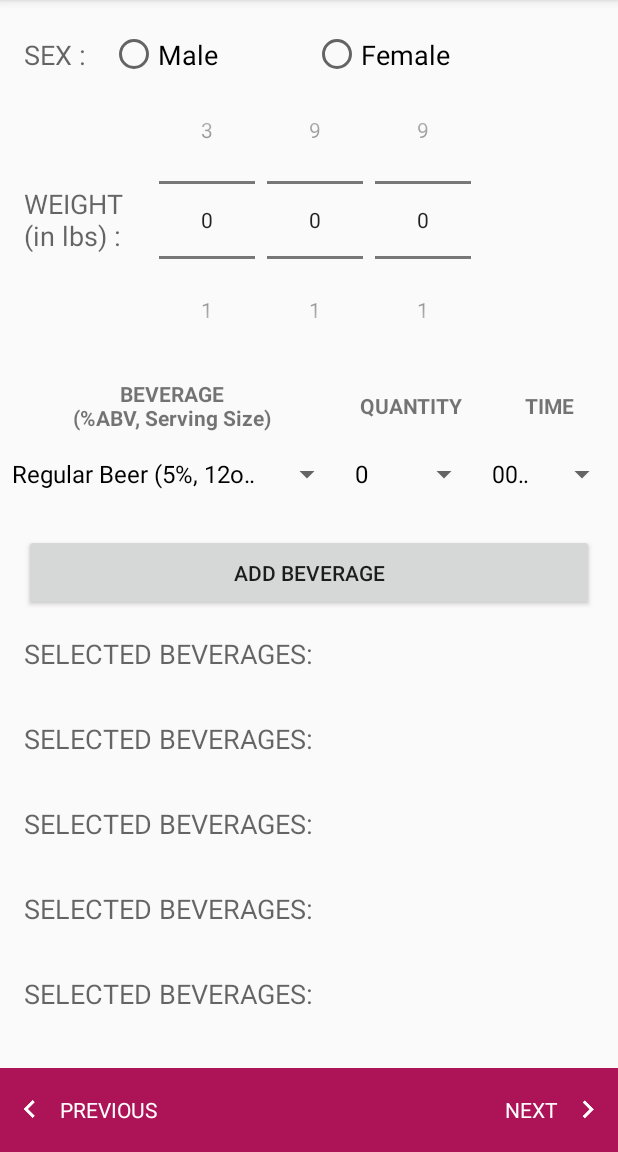
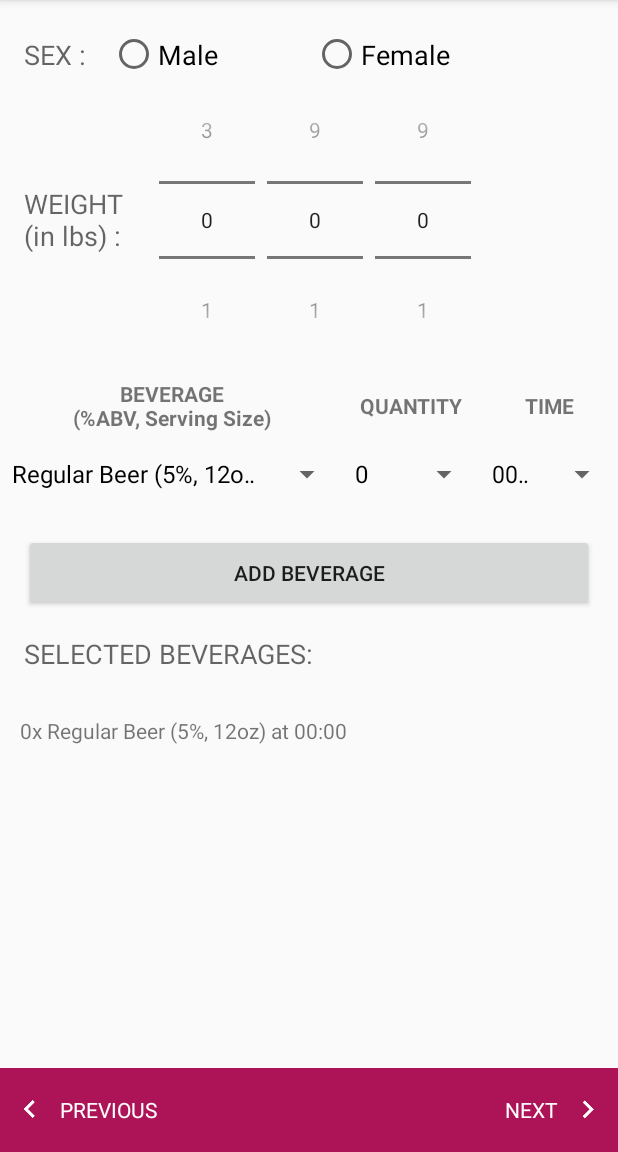
Before and after one commit to asriram1/BUzz_Tracker_Android_App, an Android app: the PacerActivity screen opened directly, with no data from a screen before it, after a tap on "ADD BEVERAGE", on a phone screen of 412 x 824 dp, the part 84-1236 px from its top. Run offline under Robolectric (Android 15) with nearby library versions, the phone set to English and light mode, and no system bars.

Commit message:
Added dynamically changing TableLayout for selected beverages

```diff
--- a/app/src/main/java/com/example/karanraj/chauhan/courseplanner/PacerActivity.java
+++ b/app/src/main/java/com/example/karanraj/chauhan/courseplanner/PacerActivity.java
@@ -3,6 +3,7 @@ package com.example.karanraj.chauhan.courseplanner;
 import android.content.Intent;
 import android.os.Bundle;
 import android.support.annotation.Nullable;
+import android.support.v7.app.ActionBar;
 import android.support.v7.app.AppCompatActivity;
 import android.util.Log;
 import android.view.View;
@@ -11,6 +12,8 @@ import android.widget.Button;
 import android.widget.NumberPicker;
 import android.widget.RadioGroup;
 import android.widget.Spinner;
+import android.widget.TableLayout;
+import android.widget.TableRow;
 import android.widget.TextView;
 import android.widget.Toast;
 
@@ -48,6 +51,8 @@ public class PacerActivity extends AppCompatActivity {
 
     // ArrayList that will contain all user inputs about beverages consumption, i.e., name, quantity and time
     private ArrayList<BeverageIntake> beverageIntakes = new ArrayList<>(5);
+
+    private TableLayout mBeverageIntakesTable;
 
     @Override
     protected void onCreate(@Nullable Bundle savedInstanceState) {
@@ -104,16 +109,37 @@ public class PacerActivity extends AppCompatActivity {
         mQuantitySpinner.setAdapter(quantitySpinnerAdapter);
         mTimeSpinner.setAdapter(timeSpinnerAdapter);
 
+        mBeverageIntakesTable = (TableLayout) findViewById(R.id.beverage_intakes_table_layout);
+
+        if (mBeverageIntakesTable.getChildCount() != 0) {
+            mBeverageIntakesTable.removeAllViews();
+        }
+
+        final float sourceTextSize = ((TextView) findViewById(R.id.label_quantity)).getTextSize();
+
         // When add button is clicked, the current selections in Spinners are added to the appropriate AraryLists
         Button addButton = (Button) findViewById(R.id.add_button);
         addButton.setOnClickListener(new View.OnClickListener() {
             @Override
             public void onClick(View v) {
-                beverageIntakes.add(new BeverageIntake(mBeverageOptionsSpinner.getSelectedItem().toString(),
-                        (int) mQuantitySpinner.getSelectedItem(), mTimeSpinner.getSelectedItem().toString() ));
-                BeverageIntake first = beverageIntakes.get(0);
+                BeverageIntake current = new BeverageIntake(mBeverageOptionsSpinner.getSelectedItem().toString(),
+                        (int) mQuantitySpinner.getSelectedItem(), mTimeSpinner.getSelectedItem().toString());
+                beverageIntakes.add(current);
+
                 Toast.makeText(PacerActivity.this, "Added!", Toast.LENGTH_SHORT).show();
-                Log.d(TAG, "onClick: beverage is "+first.getName()+" "+first.getQuantity()+" "+first.getTime());
+
+                TableRow tr = new TableRow(PacerActivity.this);
+                tr.setLayoutParams(new TableLayout.LayoutParams(TableRow.LayoutParams.MATCH_PARENT, TableRow.LayoutParams.WRAP_CONTENT));
+
+                TextView tv = new TextView(PacerActivity.this);
+                tv.setPadding(8,8,8,8);
+                tv.setText(current.getQuantity() + "x " + current.getName() + " at " + current.getTime());
+                // FIXME: 12/8/16 no display when appearance is set to medium
+//                tv.setTextSize(android.R.attr.textAppearanceMedium);
+                tv.setTextSize(sourceTextSize / getResources().getDisplayMetrics().density);
+                tr.addView(tv);
+
+                mBeverageIntakesTable.addView(tr, new TableLayout.LayoutParams(TableLayout.LayoutParams.MATCH_PARENT, TableLayout.LayoutParams.WRAP_CONTENT));
             }
         });
 
--- a/app/src/main/res/layout/activity_pacer.xml
+++ b/app/src/main/res/layout/activity_pacer.xml
@@ -3,7 +3,59 @@
     android:layout_width="match_parent"
     android:layout_height="match_parent" >
 
-    <android.support.v4.widget.NestedScrollView
+    <RelativeLayout
+        android:id="@+id/navigation_layout"
+        android:background="@color/colorPrimary"
+        android:layout_alignParentBottom="true"
+        android:layout_width="match_parent"
+        android:layout_height="wrap_content"
+        android:padding="8dp">
+
+        <ImageView
+            android:paddingTop="8dp"
+            android:paddingBottom="8dp"
+            android:layout_alignParentLeft="true"
+            android:id="@+id/previous_arrow_image_view"
+            android:layout_width="wrap_content"
+            android:layout_height="wrap_content"
+            android:scaleType="fitCenter"
+            android:src="@drawable/ic_keyboard_arrow_left_white_24dp"/>
+
+        <TextView
+            android:textColor="#FFFFFF"
+            android:id="@+id/previous_text_view"
+            android:layout_width="wrap_content"
+            android:layout_height="wrap_content"
+            android:layout_toRightOf="@id/previous_arrow_image_view"
+            android:layout_centerVertical="true"
+            android:padding="8dp"
+            android:text="PREVIOUS" />
+
+        <ImageView
+            android:layout_alignParentRight="true"
+            android:paddingTop="8dp"
+            android:paddingBottom="8dp"
+            android:id="@+id/next_arrow_image_view"
+            android:layout_width="wrap_content"
+            android:layout_height="wrap_content"
+            android:src="@drawable/ic_keyboard_arrow_right_white_24dp"
+            android:scaleType="fitCenter"/>
+
+        <TextView
+            android:textColor="#FFFFFF"
+            android:id="@+id/next_text_view"
+            android:layout_width="wrap_content"
+            android:layout_height="wrap_content"
+            android:layout_toLeftOf="@id/next_arrow_image_view"
+            android:layout_centerVertical="true"
+            android:padding="8dp"
+            android:text="NEXT" />
+
+
+    </RelativeLayout>
+
+    <ScrollView
+        android:layout_above="@id/navigation_layout"
         android:layout_width="match_parent"
         android:layout_height="match_parent">
 
@@ -193,120 +245,32 @@
                 android:text="SELECTED BEVERAGES:"
                 android:textAppearance="@style/TextAppearance.AppCompat.Medium" />
 
-            <TextView
+            <TableLayout
+                android:id="@+id/beverage_intakes_table_layout"
                 android:layout_width="match_parent"
                 android:layout_height="wrap_content"
-                android:padding="16dp"
-                android:text="SELECTED BEVERAGES:"
-                android:textAppearance="@style/TextAppearance.AppCompat.Medium" />
+                android:padding="8dp"/>
 
-            <TextView
-                android:layout_width="match_parent"
-                android:layout_height="wrap_content"
-                android:padding="16dp"
-                android:text="SELECTED BEVERAGES:"
-                android:textAppearance="@style/TextAppearance.AppCompat.Medium" />
+            <!--<android.support.v7.widget.RecyclerView-->
+                <!--android:padding="8dp"-->
+                <!--android:id="@+id/selected_beverages_recycler_view"-->
+                <!--android:layout_width="match_parent"-->
+                <!--android:layout_height="wrap_content" />-->
 
-            <TextView
-                android:layout_width="match_parent"
-                android:layout_height="wrap_content"
-                android:padding="16dp"
-                android:text="SELECTED BEVERAGES:"
-                android:textAppearance="@style/TextAppearance.AppCompat.Medium" />
-
-            <TextView
-                android:layout_width="match_parent"
-                android:layout_height="wrap_content"
-                android:padding="16dp"
-                android:text="SELECTED BEVERAGES:"
-                android:textAppearance="@style/TextAppearance.AppCompat.Medium" />
-
-            <TextView
-                android:layout_width="match_parent"
-                android:layout_height="wrap_content"
-                android:padding="16dp"
-                android:text="SELECTED BEVERAGES:"
-                android:textAppearance="@style/TextAppearance.AppCompat.Medium" />
-
-            <TextView
-                android:layout_width="match_parent"
-                android:layout_height="wrap_content"
-                android:padding="16dp"
-                android:text="SELECTED BEVERAGES:"
-                android:textAppearance="@style/TextAppearance.AppCompat.Medium" />
-
-            <TextView
-                android:layout_width="match_parent"
-                android:layout_height="wrap_content"
-                android:padding="16dp"
-                android:text="SELECTED BEVERAGES:"
-                android:textAppearance="@style/TextAppearance.AppCompat.Medium" />
-
-            <TextView
-                android:layout_width="match_parent"
-                android:layout_height="wrap_content"
-                android:padding="16dp"
-                android:text="SELECTED BEVERAGES:"
-                android:textAppearance="@style/TextAppearance.AppCompat.Medium" />
-
-            <android.support.v7.widget.RecyclerView
-                android:padding="8dp"
-                android:id="@+id/selected_beverages_recycler_view"
-                android:layout_width="match_parent"
-                android:layout_height="wrap_content" />
+            <!--<ImageView-->
+                <!--android:paddingTop="8dp"-->
+                <!--android:paddingBottom="8dp"-->
+                <!--android:layout_alignParentLeft="true"-->
+                <!--android:id="@+id/scroll_cover_image_view"-->
+                <!--android:layout_width="wrap_content"-->
+                <!--android:layout_height="wrap_content"-->
+                <!--android:scaleType="fitCenter"-->
+                <!--android:src="@drawable/ic_keyboard_arrow_left_white_24dp"/>-->
 
         </LinearLayout>
 
-    </android.support.v4.widget.NestedScrollView>
-
-    <RelativeLayout
-        android:background="@color/colorPrimary"
-        android:layout_alignParentBottom="true"
-        android:layout_width="match_parent"
-        android:layout_height="wrap_content"
-        android:padding="8dp">
-
-        <ImageView
-            android:paddingTop="8dp"
-            android:paddingBottom="8dp"
-            android:layout_alignParentLeft="true"
-            android:id="@+id/previous_arrow_image_view"
-            android:layout_width="wrap_content"
-            android:layout_height="wrap_content"
-            android:scaleType="fitCenter"
-            android:src="@drawable/ic_keyboard_arrow_left_white_24dp"/>
-
-        <TextView
-            android:textColor="#FFFFFF"
-            android:id="@+id/previous_text_view"
-            android:layout_width="wrap_content"
-            android:layout_height="wrap_content"
-            android:layout_toRightOf="@id/previous_arrow_image_view"
-            android:layout_centerVertical="true"
-            android:padding="8dp"
-            android:text="PREVIOUS" />
-
-        <ImageView
-            android:layout_alignParentRight="true"
-            android:paddingTop="8dp"
-            android:paddingBottom="8dp"
-            android:id="@+id/next_arrow_image_view"
-            android:layout_width="wrap_content"
-            android:layout_height="wrap_content"
-            android:src="@drawable/ic_keyboard_arrow_right_white_24dp"
-            android:scaleType="fitCenter"/>
-
-        <TextView
-            android:textColor="#FFFFFF"
-            android:id="@+id/next_text_view"
-            android:layout_width="wrap_content"
-            android:layout_height="wrap_content"
-            android:layout_toLeftOf="@id/next_arrow_image_view"
-            android:layout_centerVertical="true"
-            android:padding="8dp"
-            android:text="NEXT" />
+    </ScrollView>
 
 
-    </RelativeLayout>
 
 </RelativeLayout>
```
